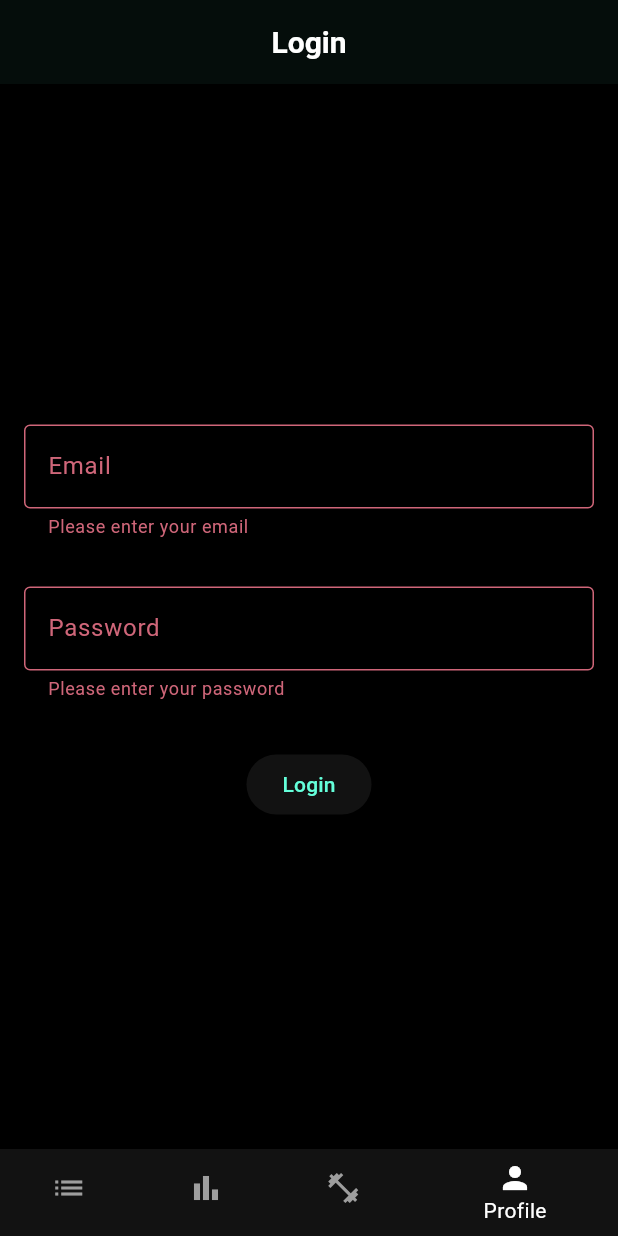
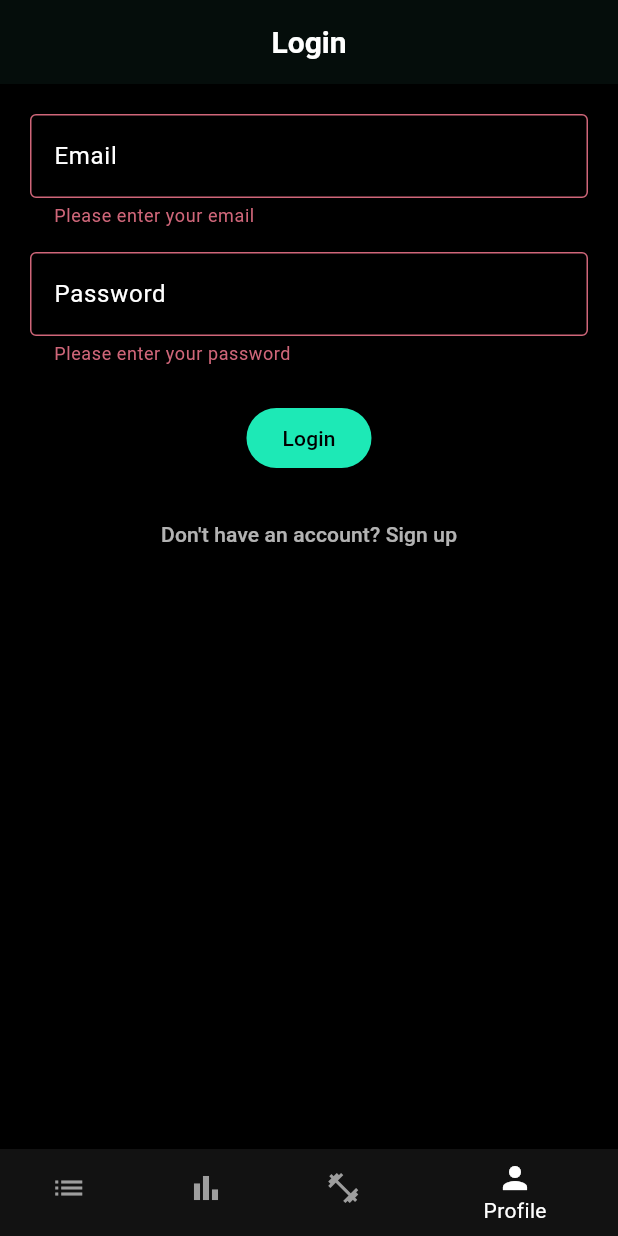
Before and after one commit to RepDuel/RepDuel, a Flutter app: the screen it shows after launch, after a tap on "Login", on a phone screen of 412 x 824 dp. Run offline on Flutter 3.47's test engine with Material 3 defaults, Android fonts, the phone set to English and light mode, and no system bars; our stand-ins replace dio, flutter_riverpod, go_router, logger, shared_preferences; network calls fail.

Commit message:
include register screen navigation in login_screen

```diff
--- a/frontend/lib/features/auth/screens/login_screen.dart
+++ b/frontend/lib/features/auth/screens/login_screen.dart
@@ -1,11 +1,10 @@
 import 'package:flutter/material.dart';
 import 'package:flutter_riverpod/flutter_riverpod.dart';
-
-import 'package:frontend/core/providers/auth_provider.dart';
+import 'package:go_router/go_router.dart';
+import '../../../core/providers/auth_provider.dart';
 import '../../../widgets/loading_spinner.dart';
 import '../../../widgets/error_display.dart';
 import '../../../widgets/main_bottom_nav_bar.dart';
-import '../widgets/auth_form_field.dart';
 
 class LoginScreen extends ConsumerStatefulWidget {
   const LoginScreen({super.key});
@@ -19,20 +18,29 @@ class _LoginScreenState extends ConsumerState<LoginScreen> {
   final _emailController = TextEditingController();
   final _passwordController = TextEditingController();
 
+  @override
+  void dispose() {
+    _emailController.dispose();
+    _passwordController.dispose();
+    super.dispose();
+  }
+
   void _submit() async {
     if (_formKey.currentState!.validate()) {
       final email = _emailController.text.trim();
       final password = _passwordController.text;
+
       final success =
           await ref.read(authStateProvider.notifier).login(email, password);
 
       if (!mounted) return;
 
       if (success) {
-        Navigator.pushReplacementNamed(context, '/profile');
+        GoRouter.of(context).go('/profile'); // Corrected navigation
       } else {
         ScaffoldMessenger.of(context).showSnackBar(
-          const SnackBar(content: Text('Login failed')),
+          const SnackBar(
+              content: Text('Login failed. Please check your credentials.')),
         );
       }
     }
@@ -51,44 +59,57 @@ class _LoginScreenState extends ConsumerState<LoginScreen> {
         centerTitle: true,
       ),
       body: Padding(
-        padding: const EdgeInsets.all(16.0),
+        padding: const EdgeInsets.all(20),
         child: authState.isLoading
             ? const LoadingSpinner()
-            : Column(
-                mainAxisAlignment: MainAxisAlignment.center,
+            : Form(
+                key: _formKey,
+                child: Column(
                   children: [
                     if (authState.error != null && authState.error!.isNotEmpty)
                       ErrorDisplay(message: authState.error!),
-                  Form(
-                    key: _formKey,
-                    child: Column(
-                      children: [
-                        AuthFormField(
-                          label: 'Email',
+                    TextFormField(
                       controller: _emailController,
-                          keyboardType: TextInputType.emailAddress,
-                          validator: (value) => value == null || value.isEmpty
-                              ? 'Please enter your email'
-                              : null,
+                      style: const TextStyle(color: Colors.white),
+                      decoration: const InputDecoration(
+                        labelText: 'Email',
+                        labelStyle: TextStyle(color: Colors.white),
+                      ),
+                      validator: (value) =>
+                          value!.isEmpty ? 'Please enter your email' : null,
                     ),
                     const SizedBox(height: 16),
-                        AuthFormField(
-                          label: 'Password',
+                    TextFormField(
                       controller: _passwordController,
                       obscureText: true,
-                          validator: (value) => value == null || value.isEmpty
-                              ? 'Please enter your password'
-                              : null,
+                      style: const TextStyle(color: Colors.white),
+                      decoration: const InputDecoration(
+                        labelText: 'Password',
+                        labelStyle: TextStyle(color: Colors.white),
+                      ),
+                      validator: (value) =>
+                          value!.isEmpty ? 'Please enter your password' : null,
                     ),
                     const SizedBox(height: 24),
                     ElevatedButton(
                       onPressed: _submit,
+                      style: ElevatedButton.styleFrom(
+                        backgroundColor: Colors.tealAccent[400],
+                        foregroundColor: Colors.black,
+                      ),
                       child: const Text('Login'),
+                    ),
+                    const SizedBox(height: 16),
+                    TextButton(
+                      onPressed: () => GoRouter.of(context)
+                          .go('/register'), // Corrected navigation
+                      child: const Text(
+                        'Don\'t have an account? Sign up',
+                        style: TextStyle(color: Colors.white70),
+                      ),
                     ),
                   ],
                 ),
-                  ),
-                ],
               ),
       ),
       bottomNavigationBar: MainBottomNavBar(
--- a/frontend/lib/router/app_router.dart
+++ b/frontend/lib/router/app_router.dart
@@ -13,10 +13,11 @@ import '../features/routines/screens/exercise_list_screen.dart';
 import '../core/providers/auth_provider.dart';
 
 final routerProvider = Provider<GoRouter>((ref) {
-  ref.watch(authProvider);
+  // Watching the authProvider to ensure we always have the updated state
+  final auth = ref.watch(authProvider);
 
   return GoRouter(
-    initialLocation: '/profile',
+    initialLocation: '/profile', // Default route if no other route matches
     routes: [
       GoRoute(
         path: '/normal',
@@ -47,8 +48,7 @@ final routerProvider = Provider<GoRouter>((ref) {
         builder: (context, state) => const HomeScreen(),
       ),
       GoRoute(
-        path:
-            '/exercise_list/:routineId', // Route with dynamic ID for the routine
+        path: '/exercise_list/:routineId',
         builder: (context, state) {
           final routineId = state.pathParameters['routineId']!;
           return ExerciseListScreen(routineId: routineId);
@@ -67,21 +67,24 @@ final routerProvider = Provider<GoRouter>((ref) {
       ),
     ],
     redirect: (context, state) {
-      final auth = ref.read(authProvider);
+      // Reading auth provider to get the current user state
       final isLoggedIn = auth.user != null;
       final path = state.uri.path;
 
+      // Check if user is logged in or not
       final isAuthRoute = path == '/login' || path == '/register';
 
+      // If user is not logged in and tries to access protected routes, redirect to login
       if (!isLoggedIn && !isAuthRoute) {
-        return '/login';
+        return '/login'; // Redirect to login if not logged in
       }
 
+      // If user is logged in and tries to access login page, redirect to profile
       if (isLoggedIn && path == '/login') {
         return '/profile';
       }
 
-      return null;
+      return null; // No redirection needed
     },
   );
 });
```
Also changed, not shown: 1 other file. Lines whose indentation alone changed are shown as unchanged.
